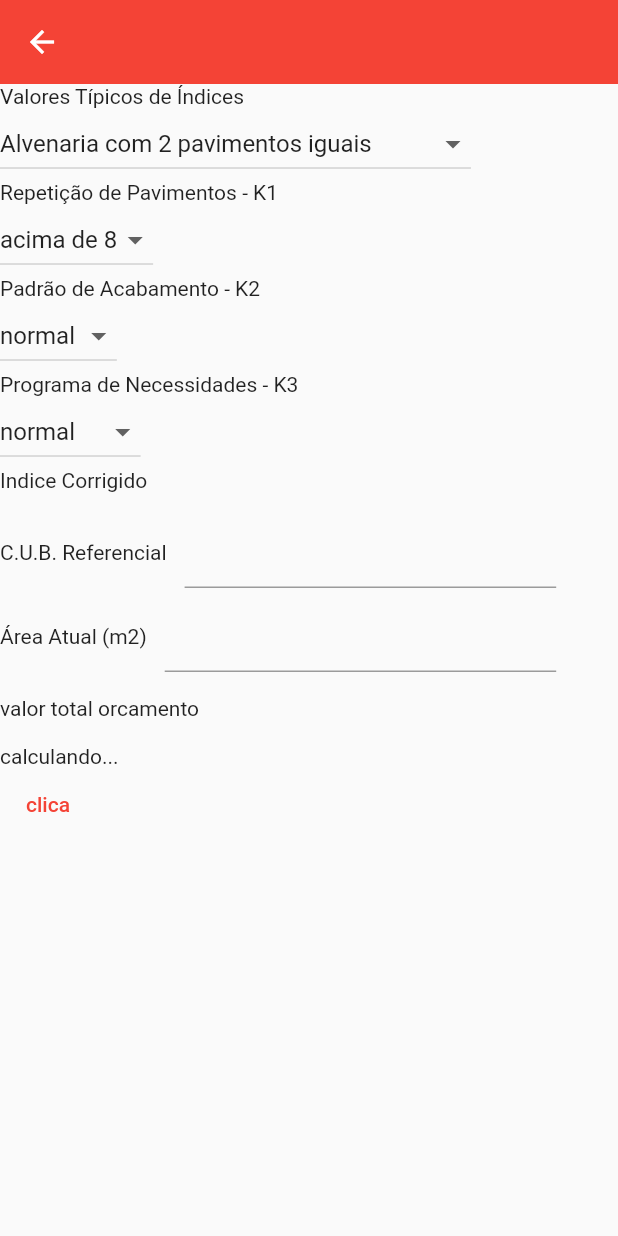
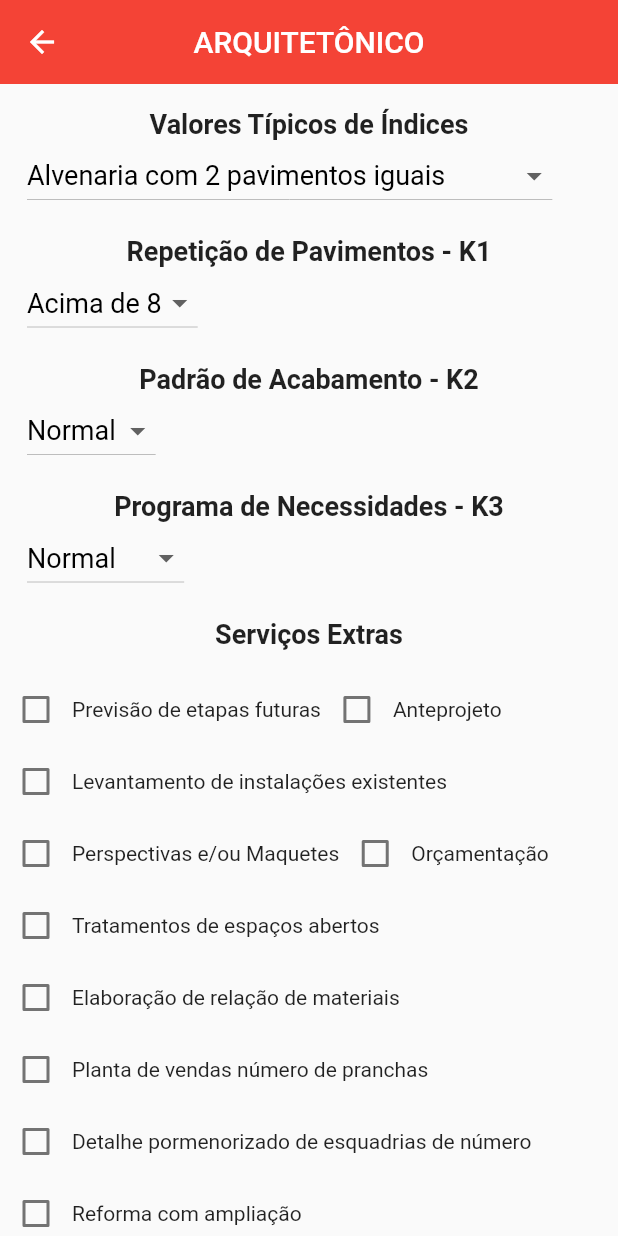
Before and after one commit to RodrigoBrunet/Obras, a Flutter app: the CriarOrcamentoPage screen opened by its route, on a phone screen of 412 x 824 dp. Run offline on Flutter 3.47's test engine with Material 2 defaults, Android fonts, the phone set to English and light mode, and no system bars; our stand-ins replace flutter_modular, shared_preferences; accounts and stored records are empty.

Commit message:
servicos extras em checkbox

```diff
--- a/lib/controllers/orcamento_page_controller.dart
+++ b/lib/controllers/orcamento_page_controller.dart
@@ -41,10 +41,10 @@ class OrcamentoPageController extends ChangeNotifier {
 
   List<DropdownMenuItem<double>> get dropDownRepetitionOfFloors {
     List<DropdownMenuItem<double>> menuItens = [
-      const DropdownMenuItem(value: 1.00, child: Text("sem")),
-      const DropdownMenuItem(value: 0.75, child: Text("de 2 a 4")),
-      const DropdownMenuItem(value: 0.501, child: Text("de 5 a 8")),
-      const DropdownMenuItem(value: 0.50, child: Text("acima de 8")),
+      const DropdownMenuItem(value: 1.00, child: Text("Sem")),
+      const DropdownMenuItem(value: 0.75, child: Text("De 2 a 4")),
+      const DropdownMenuItem(value: 0.501, child: Text("De 5 a 8")),
+      const DropdownMenuItem(value: 0.50, child: Text("Acima de 8")),
     ];
     notifyListeners();
     return menuItens;
@@ -52,11 +52,11 @@ class OrcamentoPageController extends ChangeNotifier {
 
   List<DropdownMenuItem<double>> get dropDownFinishingPattern {
     List<DropdownMenuItem<double>> menuItens = [
-      const DropdownMenuItem(value: 2.00, child: Text("luxo")),
-      const DropdownMenuItem(value: 1.5, child: Text("alto")),
-      const DropdownMenuItem(value: 1.0, child: Text("normal")),
-      const DropdownMenuItem(value: 0.50, child: Text("baixo")),
-      const DropdownMenuItem(value: 0.30, child: Text("popular")),
+      const DropdownMenuItem(value: 2.00, child: Text("Luxo")),
+      const DropdownMenuItem(value: 1.5, child: Text("Alto")),
+      const DropdownMenuItem(value: 1.0, child: Text("Normal")),
+      const DropdownMenuItem(value: 0.50, child: Text("Baixo")),
+      const DropdownMenuItem(value: 0.30, child: Text("Popular")),
     ];
     notifyListeners();
     return menuItens;
@@ -64,9 +64,9 @@ class OrcamentoPageController extends ChangeNotifier {
 
   List<DropdownMenuItem<double>> get dropDownNeedsProgram {
     List<DropdownMenuItem<double>> menuItens = [
-      const DropdownMenuItem(value: 1.0, child: Text("normal")),
-      const DropdownMenuItem(value: 0.61, child: Text("simples")),
-      const DropdownMenuItem(value: 1.4, child: Text("complexo")),
+      const DropdownMenuItem(value: 1.0, child: Text("Normal")),
+      const DropdownMenuItem(value: 0.61, child: Text("Simples")),
+      const DropdownMenuItem(value: 1.4, child: Text("Complexo")),
     ];
     notifyListeners();
     return menuItens;
@@ -89,13 +89,14 @@ class OrcamentoPageController extends ChangeNotifier {
   }
 
   calcValorTotalOrcamento() {
-    double convert = double.parse(cub_referencial.text);
-    double convertArea = double.parse(area_atual.text);
+    double convertCubReferencial = double.parse(cub_referencial.text);
+    double convertAreaAtual = double.parse(area_atual.text);
     base = selectedValue *
-        (((selectedValueK1 + selectedValueK2 + selectedValuek3) / 3) * convert);
+        (((selectedValueK1 + selectedValueK2 + selectedValuek3) / 3) *
+            convertCubReferencial);
     valorBase = base! / 100;
     valorMetroString = valorBase?.toStringAsFixed(2);
-    valorTotalOrcamento = valorBase! * convertArea;
+    valorTotalOrcamento = valorBase! * convertAreaAtual;
 
     notifyListeners();
   }
--- a/lib/pages/orcamento_page.dart
+++ b/lib/pages/orcamento_page.dart
@@ -1,6 +1,4 @@
-import 'package:brasil_fields/brasil_fields.dart';
 import 'package:flutter/material.dart';
-import 'package:flutter/services.dart';
 import 'package:orcamentos_obras/controllers/orcamento_page_controller.dart';
 
 class CriarOrcamentoPage extends StatefulWidget {
@@ -15,13 +13,35 @@ class _CriarOrcamentoPageState extends State<CriarOrcamentoPage> {
   @override
   Widget build(BuildContext context) {
     return Scaffold(
-      appBar: AppBar(),
-      body: Column(
-        mainAxisAlignment: MainAxisAlignment.start,
+      appBar: AppBar(
+        title: const Text('ARQUITETÔNICO'),
+        centerTitle: true,
+      ),
+      body: SingleChildScrollView(
+        child: Column(
           crossAxisAlignment: CrossAxisAlignment.start,
           children: [
-          const Text('Valores Típicos de Índices'),
-          DropdownButton(
+            const SizedBox(
+              height: 16,
+            ),
+            const Center(
+              child: Text(
+                'Valores Típicos de Índices',
+                textAlign: TextAlign.center,
+                style: TextStyle(
+                  fontSize: 18,
+                  fontWeight: FontWeight.bold,
+                ),
+              ),
+            ),
+            Padding(
+              padding: const EdgeInsets.symmetric(horizontal: 18),
+              child: DropdownButton(
+                style: const TextStyle(
+                  fontSize: 18,
+                  color: Colors.black,
+                  fontWeight: FontWeight.w400,
+                ),
                 value: orcamentoPageController.selectedValue,
                 items: orcamentoPageController.dropDownTipicalIndicesItems,
                 onChanged: (double? value) {
@@ -31,8 +51,28 @@ class _CriarOrcamentoPageState extends State<CriarOrcamentoPage> {
                   });
                 },
               ),
-          const Text('Repetição de Pavimentos - K1'),
-          DropdownButton(
+            ),
+            const SizedBox(
+              height: 16,
+            ),
+            const Center(
+              child: Text(
+                'Repetição de Pavimentos - K1',
+                textAlign: TextAlign.center,
+                style: TextStyle(
+                  fontSize: 18,
+                  fontWeight: FontWeight.bold,
+                ),
+              ),
+            ),
+            Padding(
+              padding: const EdgeInsets.symmetric(horizontal: 18),
+              child: DropdownButton(
+                  style: const TextStyle(
+                    fontSize: 18,
+                    color: Colors.black,
+                    fontWeight: FontWeight.w400,
+                  ),
                   value: orcamentoPageController.selectedValueK1,
                   items: orcamentoPageController.dropDownRepetitionOfFloors,
                   onChanged: (double? valueK1) {
@@ -41,8 +81,27 @@ class _CriarOrcamentoPageState extends State<CriarOrcamentoPage> {
                       orcamentoPageController.getValueK1(valueK1);
                     });
                   }),
-          const Text('Padrão de Acabamento - K2'),
-          DropdownButton(
+            ),
+            const SizedBox(
+              height: 16,
+            ),
+            const Center(
+              child: Text(
+                'Padrão de Acabamento - K2',
+                style: TextStyle(
+                  fontSize: 18,
+                  fontWeight: FontWeight.bold,
+                ),
+              ),
+            ),
+            Padding(
+              padding: const EdgeInsets.symmetric(horizontal: 18),
+              child: DropdownButton(
+                  style: const TextStyle(
+                    fontSize: 18,
+                    color: Colors.black,
+                    fontWeight: FontWeight.w400,
+                  ),
                   value: orcamentoPageController.selectedValueK2,
                   items: orcamentoPageController.dropDownFinishingPattern,
                   onChanged: (double? valuek2) {
@@ -51,8 +110,27 @@ class _CriarOrcamentoPageState extends State<CriarOrcamentoPage> {
                       orcamentoPageController.getValueK2(valuek2);
                     });
                   }),
-          const Text('Programa de Necessidades - K3'),
-          DropdownButton(
+            ),
+            const SizedBox(
+              height: 16,
+            ),
+            const Center(
+              child: Text(
+                'Programa de Necessidades - K3',
+                style: TextStyle(
+                  fontSize: 18,
+                  fontWeight: FontWeight.bold,
+                ),
+              ),
+            ),
+            Padding(
+              padding: const EdgeInsets.symmetric(horizontal: 18),
+              child: DropdownButton(
+                  style: const TextStyle(
+                    fontSize: 18,
+                    color: Colors.black,
+                    fontWeight: FontWeight.w400,
+                  ),
                   value: orcamentoPageController.selectedValuek3,
                   items: orcamentoPageController.dropDownNeedsProgram,
                   onChanged: (double? valuek3) {
@@ -61,88 +139,194 @@ class _CriarOrcamentoPageState extends State<CriarOrcamentoPage> {
                       orcamentoPageController.getValueK3(valuek3);
                     });
                   }),
-          const Text('Indice Corrigido'),
-          AnimatedBuilder(
-            animation: orcamentoPageController,
-            builder: (context, child) => Container(
-              child: orcamentoPageController.valorMetroString != null
-                  ? Text(orcamentoPageController.valorMetroString.toString())
-                  : Container(),
+            ),
+            const SizedBox(
+              height: 16,
+            ),
+            const Center(
+              child: Text(
+                'Serviços Extras',
+                style: TextStyle(
+                  fontSize: 18,
+                  fontWeight: FontWeight.bold,
+                ),
               ),
             ),
             const SizedBox(
               height: 16,
             ),
-          SizedBox(
-            width: MediaQuery.of(context).size.width * 0.9,
-            child: Row(
+            Row(
               children: [
-                const Text('C.U.B. Referencial'),
-                const SizedBox(
-                  width: 12,
+                Checkbox(
+                  value: false,
+                  onChanged: (_) {},
                 ),
-                Flexible(
-                  child: TextField(
-                    controller: orcamentoPageController.cub_referencial,
-                    keyboardType: TextInputType.number,
-                    inputFormatters: [
-                      FilteringTextInputFormatter.digitsOnly,
-                      //RealInputFormatter(moeda: true),
+                const Text('Previsão de etapas futuras'),
+                Checkbox(
+                  value: false,
+                  onChanged: (_) {},
+                ),
+                const Text('Anteprojeto'),
               ],
             ),
+            Row(
+              children: [
+                Checkbox(
+                  value: false,
+                  onChanged: (_) {},
                 ),
+                const Text('Levantamento de instalações existentes'),
               ],
             ),
+            Row(
+              children: [
+                Checkbox(
+                  value: false,
+                  onChanged: (_) {},
                 ),
-          const SizedBox(
-            height: 8,
+                const Text('Perspectivas e/ou Maquetes'),
+                Checkbox(
+                  value: false,
+                  onChanged: (_) {},
                 ),
-          SizedBox(
-            width: MediaQuery.of(context).size.width * 0.9,
-            child: Row(
-              children: [
-                const Text('Área Atual (m2)'),
-                const SizedBox(
-                  width: 12,
-                ),
-                Flexible(
-                  child: TextField(
-                    controller: orcamentoPageController.area_atual,
-                    keyboardType: TextInputType.number,
-                    inputFormatters: [
-                      FilteringTextInputFormatter.digitsOnly,
-                      //RealInputFormatter(),
+                const Text('Orçamentação'),
               ],
             ),
+            Row(
+              children: [
+                Checkbox(
+                  value: false,
+                  onChanged: (_) {},
                 ),
+                const Text('Tratamentos de espaços abertos'),
               ],
             ),
+            Row(
+              children: [
+                Checkbox(
+                  value: false,
+                  onChanged: (_) {},
                 ),
-          const SizedBox(
-            height: 16,
+                const Text('Elaboração de relação de materiais'),
+              ],
             ),
-          const Text('valor total orcamento'),
-          const SizedBox(
-            height: 16,
+            Row(
+              children: [
+                Checkbox(
+                  value: false,
+                  onChanged: (_) {},
                 ),
-          AnimatedBuilder(
-            animation: orcamentoPageController,
-            builder: (context, child) =>
-                orcamentoPageController.valorTotalOrcamento != null
-                    ? Text(
-                        UtilBrasilFields.obterReal(
-                            orcamentoPageController.valorTotalOrcamento!),
-                        style: const TextStyle(
-                            fontSize: 32, fontWeight: FontWeight.w500),
-                      )
-                    : const Text('calculando...'),
+                const Text('Planta de vendas número de pranchas'),
+              ],
             ),
-          TextButton(
-              onPressed: () {
-                orcamentoPageController.calcValorTotalOrcamento();
-              },
-              child: Text('clica'))
+            Row(
+              children: [
+                Checkbox(
+                  value: false,
+                  onChanged: (_) {},
+                ),
+                const Text('Detalhe pormenorizado de esquadrias de número'),
               ],
+            ),
+            Row(
+              children: [
+                Checkbox(
+                  value: false,
+                  onChanged: (_) {},
+                ),
+                const Text('Reforma com ampliação'),
+              ],
+            ),
+            Row(
+              children: [
+                Checkbox(
+                  value: false,
+                  onChanged: (_) {},
+                ),
+                const Text('Elaboração de planilhas da NB140 tabela 6.2'),
+              ],
+            ),
+
+            // SizedBox(
+            //   width: MediaQuery.of(context).size.width * 0.9,
+            //   child: Row(
+            //     children: [
+            //       const Text('C.U.B. Referencial'),
+            //       const SizedBox(
+            //         width: 12,
+            //       ),
+            //       Flexible(
+            //         child: TextField(
+            //           controller: orcamentoPageController.cub_referencial,
+            //           keyboardType: TextInputType.number,
+            //           inputFormatters: [
+            //             FilteringTextInputFormatter.digitsOnly,
+            //             //RealInputFormatter(moeda: true),
+            //           ],
+            //         ),
+            //       ),
+            //     ],
+            //   ),
+            // ),
+            // const SizedBox(
+            //   height: 8,
+            // ),
+            // SizedBox(
+            //   width: MediaQuery.of(context).size.width * 0.9,
+            //   child: Row(
+            //     children: [
+            //       const Text('Área Atual (m2)'),
+            //       const SizedBox(
+            //         width: 12,
+            //       ),
+            //       Flexible(
+            //         child: TextField(
+            //           controller: orcamentoPageController.area_atual,
+            //           keyboardType: TextInputType.number,
+            //           inputFormatters: [
+            //             FilteringTextInputFormatter.digitsOnly,
+            //             //RealInputFormatter(),
+            //           ],
+            //         ),
+            //       ),
+            //     ],
+            //   ),
+            // ),
+            // const Text('Base'),
+            // AnimatedBuilder(
+            //   animation: orcamentoPageController,
+            //   builder: (context, child) => Container(
+            //     child: orcamentoPageController.valorMetroString != null
+            //         ? Text(orcamentoPageController.valorMetroString.toString())
+            //         : Container(),
+            //   ),
+            // ),
+            // const SizedBox(
+            //   height: 16,
+            // ),
+            // const Text('valor total orcamento'),
+            // const SizedBox(
+            //   height: 16,
+            // ),
+            // AnimatedBuilder(
+            //   animation: orcamentoPageController,
+            //   builder: (context, child) =>
+            //       orcamentoPageController.valorTotalOrcamento != null
+            //           ? Text(
+            //               UtilBrasilFields.obterReal(
+            //                   orcamentoPageController.valorTotalOrcamento!),
+            //               style: const TextStyle(
+            //                   fontSize: 32, fontWeight: FontWeight.w500),
+            //             )
+            //           : const Text('calculando...'),
+            // ),
+            // TextButton(
+            //     onPressed: () {
+            //       orcamentoPageController.calcValorTotalOrcamento();
+            //     },
+            //     child: Text('clica'))
+          ],
+        ),
       ),
     );
   }
```
Lines whose indentation alone changed are shown as unchanged.
